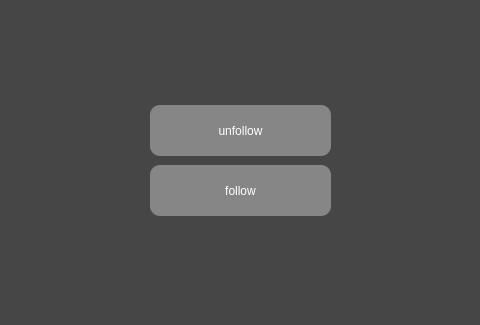
mmohammadi83/social-network, file social-network/profile.ui: the form before one commit; both pictures show x 200 to 680 and y 365 to 690 of the 894 by 690 pixel window.
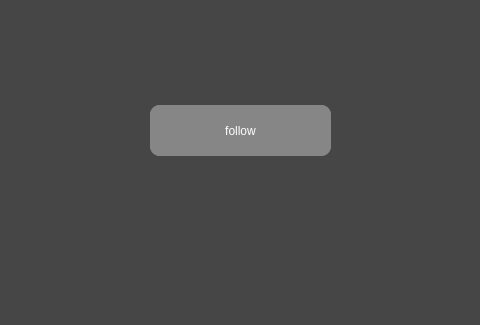
The form after the commit.

Diff of the .ui file:
```diff
--- a/social-network/profile.ui
+++ b/social-network/profile.ui
@@ -145,7 +145,7 @@
    <property name="geometry">
     <rect>
      <x>350</x>
-     <y>530</y>
+     <y>470</y>
      <width>181</width>
      <height>51</height>
     </rect>
```
